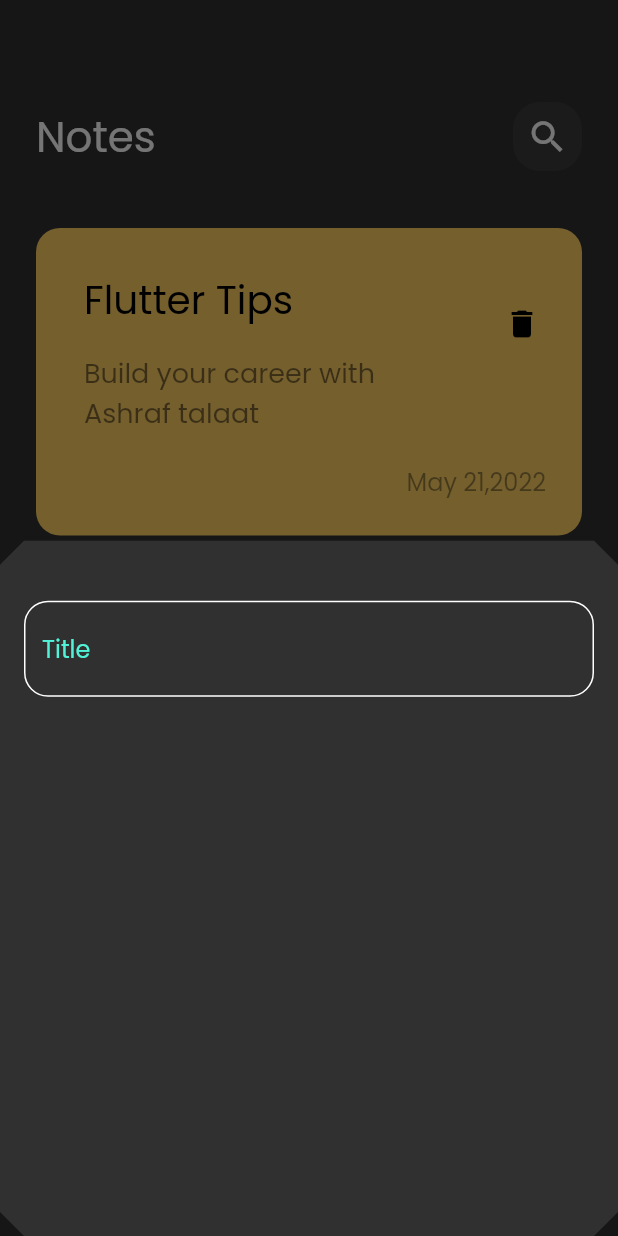
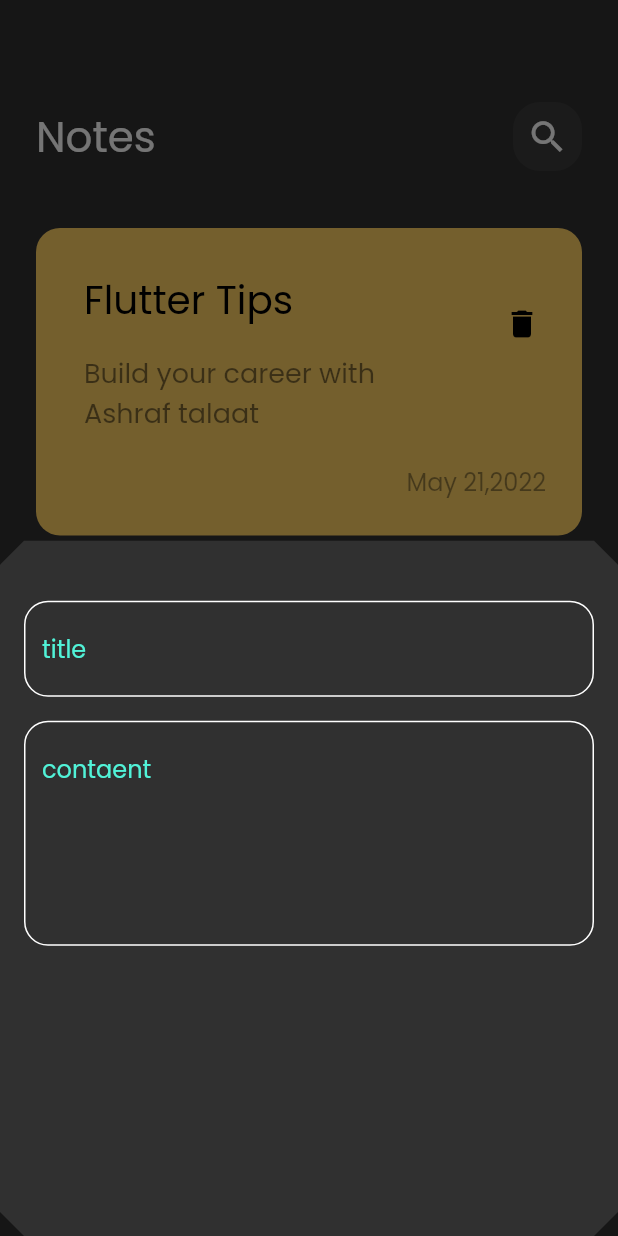
Before and after one commit to Ashraftalaat/notes_app, a Flutter app: the screen it shows after launch, after a tap on the "add" icon, on a phone screen of 412 x 824 dp. Run offline on Flutter 3.47's test engine with Material 2 defaults, Android fonts, the phone set to English and light mode, and no system bars.

Commit message:
add field to bottom sheet

```diff
--- a/lib/views/widgets/add_bottom_sheet.dart
+++ b/lib/views/widgets/add_bottom_sheet.dart
@@ -13,7 +13,16 @@ class AddNoteBottomSheet extends StatelessWidget {
           SizedBox(
             height: 24,
           ),
-          CustomTextField(),
+          CustomTextField(
+            hint: 'title',
+          ),
+          SizedBox(
+            height: 16,
+          ),
+          CustomTextField(
+            hint: 'contaent',
+            maxLines: 5,
+          ),
         ],
       ),
     );
--- a/lib/views/widgets/custom_text_field.dart
+++ b/lib/views/widgets/custom_text_field.dart
@@ -2,15 +2,19 @@ import 'package:flutter/material.dart';
 import 'package:notes_app/constants.dart';
 
 class CustomTextField extends StatelessWidget {
-  const CustomTextField({super.key});
+  const CustomTextField({super.key, required this.hint, this.maxLines = 1});
+
+  final String hint;
+  final int maxLines;
 
   @override
   Widget build(BuildContext context) {
     return TextField(
       //لون مؤشر الكتابة
       cursorColor: kPrimaryColor,
+      maxLines: maxLines,
       decoration: InputDecoration(
-        hintText: 'Title',
+        hintText: hint,
         hintStyle: const TextStyle(color: kPrimaryColor),
         border: buildBorder(),
         enabledBorder: buildBorder(),
```
